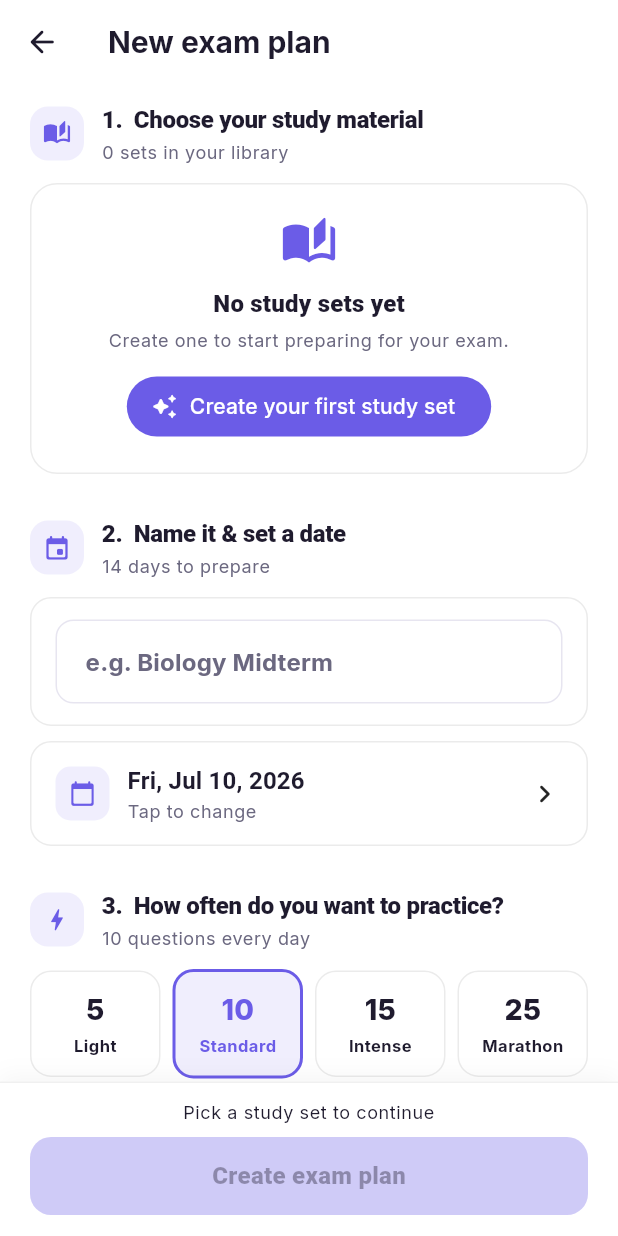
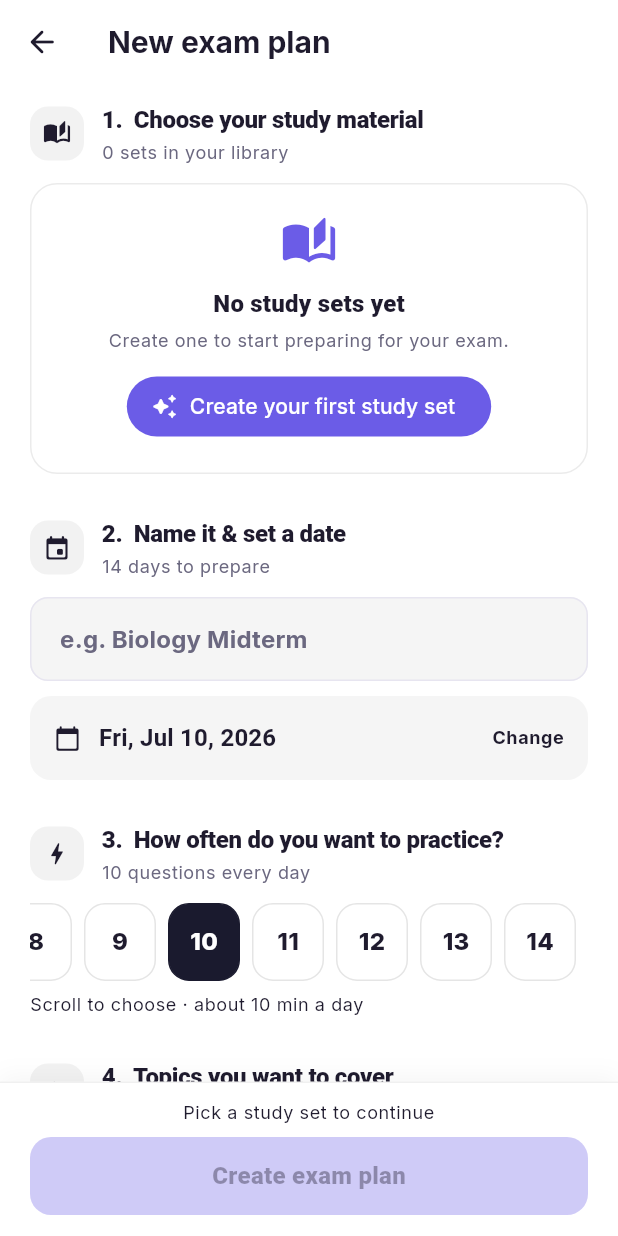
Before and after one commit to Ifthikar20/playstudy-mb-ui, a Flutter app: the CreatePlanPage screen opened by its route, on a phone screen of 412 x 824 dp. Run offline on Flutter 3.47's test engine with Material 3 defaults, Android fonts, the phone set to English and light mode, and no system bars; our stand-ins replace dio, equatable, file_picker, fl_chart, flutter_bloc, flutter_svg and 7 more; missing offline and left inert: dart:html, dart:ui_web, flame, mobile_scanner; accounts and stored records are empty; network calls fail.

Commit message:
Simplify the Create Exam Plan page
Reworked the wizard per feedback:
- Study material: a vertical, scrollable list of compact rows instead of a
  horizontal tile strip, so the whole library is easy to scan.
- Name & date: lighter inputs (soft filled fields), dropping the heavy
  bordered cards and the boxed calendar medallion — fewer nested boxes.
- How often: removed the Light/Standard/Intense/Marathon presets and the
  slider; replaced with one horizontal scrollable number picker (1–30) plus
  a plain "~N min a day" caption.
- Topics: kept, but removed the confusing per-topic number (it was the quiz
  count) — now plain selectable chips.
- Cut the purple: section icons, pills, the number picker and topic chips
  are now neutral/ink; the indigo accent is reserved for the selected set
  and the Create button.

```diff
--- a/lib/features/exam_prep/presentation/pages/create_plan_page.dart
+++ b/lib/features/exam_prep/presentation/pages/create_plan_page.dart
@@ -8,10 +8,10 @@ import '../../../learning/presentation/bloc/learning_bloc.dart';
 import '../bloc/exam_prep_bloc.dart';
 
 /// Multi-section, Airbnb-style plan creation:
-///   1. Pick a study material — visual cards (not radios)
-///   2. Name + date
-///   3. Daily practice cadence (preset chips + fine-tune slider)
-///   4. Topics to cover (chips with question counts, all selected by default)
+///   1. Pick a study material — a simple scrollable list of sets
+///   2. Name + date — light inputs, no heavy boxes
+///   3. Questions per day — one scrollable number picker (1–30)
+///   4. Topics to cover (plain chips, all selected by default)
 ///
 /// Submits via [ExamPrepBloc.CreatePlan].
 class CreatePlanPage extends StatefulWidget {
@@ -62,17 +62,17 @@ class _CreatePlanPageState extends State<CreatePlanPage> {
     return _selectedTopics ?? _material!.topics.toSet();
   }
 
-  Map<String, int> _topicCounts(LearningMaterial m) {
-    final counts = <String, int>{};
-    for (final q in m.quiz) {
-      final t = q.topic.trim().isEmpty ? 'General' : q.topic.trim();
-      counts.update(t, (v) => v + 1, ifAbsent: () => 1);
+  /// The section's topics, de-duplicated and with blanks dropped — shown as
+  /// simple selectable chips (no confusing per-topic numbers).
+  List<String> _displayTopics(LearningMaterial m) {
+    final seen = <String>{};
+    final out = <String>[];
+    for (final t in m.topics) {
+      final v = t.trim();
+      if (v.isEmpty || !seen.add(v)) continue;
+      out.add(v);
     }
-    // Make sure every topic in m.topics appears even with zero count.
-    for (final t in m.topics) {
-      counts.putIfAbsent(t.trim().isEmpty ? 'General' : t.trim(), () => 0);
-    }
-    return counts;
+    return out;
   }
 
   bool get _canSubmit =>
@@ -141,22 +141,18 @@ class _CreatePlanPageState extends State<CreatePlanPage> {
                 if (library.isEmpty)
                   _EmptyLibraryPrompt(onCreate: () => context.go('/new'))
                 else
-                  SizedBox(
-                    height: 156,
-                    child: ListView.separated(
-                      scrollDirection: Axis.horizontal,
-                      padding: const EdgeInsets.symmetric(horizontal: 2),
-                      itemCount: library.length,
-                      separatorBuilder: (_, __) => const SizedBox(width: 12),
-                      itemBuilder: (context, i) {
-                        final m = library[i];
-                        return _MaterialCard(
-                          material: m,
-                          selected: _material?.id == m.id,
-                          onTap: () => _selectMaterial(m),
-                        );
-                      },
+                  Column(
+                    crossAxisAlignment: CrossAxisAlignment.stretch,
+                    children: [
+                      for (var i = 0; i < library.length; i++) ...[
+                        if (i > 0) const SizedBox(height: 8),
+                        _MaterialRow(
+                          material: library[i],
+                          selected: _material?.id == library[i].id,
+                          onTap: () => _selectMaterial(library[i]),
                         ),
+                      ],
+                    ],
                   ),
                 const SizedBox(height: 28),
 
@@ -170,50 +166,50 @@ class _CreatePlanPageState extends State<CreatePlanPage> {
                   icon: Icons.event_rounded,
                 ),
                 const SizedBox(height: 12),
-                _InputCard(
-                  child: TextField(
+                TextField(
                   controller: _titleCtrl,
-                    decoration: const InputDecoration(
+                  decoration: InputDecoration(
                     hintText: 'e.g. Biology Midterm',
-                      border: InputBorder.none,
-                      isDense: true,
+                    filled: true,
+                    fillColor: Colors.black.withOpacity(0.04),
+                    border: OutlineInputBorder(
+                      borderRadius: BorderRadius.circular(14),
+                      borderSide: BorderSide.none,
+                    ),
+                    contentPadding: const EdgeInsets.symmetric(
+                        horizontal: 16, vertical: 16),
                   ),
                   style: theme.textTheme.titleMedium
                       ?.copyWith(fontWeight: FontWeight.w700),
                   onChanged: (_) => setState(() {}),
                 ),
+                const SizedBox(height: 10),
+                InkWell(
+                  borderRadius: BorderRadius.circular(14),
+                  onTap: _pickDate,
+                  child: Container(
+                    padding: const EdgeInsets.symmetric(
+                        horizontal: 16, vertical: 16),
+                    decoration: BoxDecoration(
+                      color: Colors.black.withOpacity(0.04),
+                      borderRadius: BorderRadius.circular(14),
                     ),
-                const SizedBox(height: 10),
-                _InputCard(
-                  onTap: _pickDate,
                     child: Row(children: [
-                    Container(
-                      width: 36,
-                      height: 36,
-                      decoration: BoxDecoration(
-                        color: theme.colorScheme.primary.withOpacity(0.10),
-                        borderRadius: BorderRadius.circular(10),
-                      ),
-                      child: Icon(Icons.calendar_today_rounded,
-                          size: 18, color: theme.colorScheme.primary),
-                    ),
+                      Icon(Icons.calendar_today_rounded,
+                          size: 18,
+                          color: theme.colorScheme.onSurfaceVariant),
                       const SizedBox(width: 12),
                       Expanded(
-                      child: Column(
-                        crossAxisAlignment: CrossAxisAlignment.start,
-                        children: [
-                          Text(DateFormat.yMMMEd().format(_examDate),
-                              style: theme.textTheme.titleMedium?.copyWith(
-                                  fontWeight: FontWeight.w700)),
-                          Text(
-                            'Tap to change',
-                            style: theme.textTheme.bodySmall,
+                        child: Text(DateFormat.yMMMEd().format(_examDate),
+                            style: theme.textTheme.titleMedium
+                                ?.copyWith(fontWeight: FontWeight.w700)),
                       ),
-                        ],
+                      Text('Change',
+                          style: theme.textTheme.bodySmall?.copyWith(
+                              fontWeight: FontWeight.w700,
+                              color: theme.colorScheme.onSurfaceVariant)),
+                    ]),
                   ),
-                    ),
-                    const Icon(Icons.chevron_right_rounded),
-                  ]),
                 ),
                 const SizedBox(height: 28),
 
@@ -226,43 +222,9 @@ class _CreatePlanPageState extends State<CreatePlanPage> {
                   icon: Icons.bolt_rounded,
                 ),
                 const SizedBox(height: 12),
-                _CadencePresets(
+                _QuestionsSelector(
                   value: _questionsPerDay,
                   onChange: (v) => setState(() => _questionsPerDay = v),
-                ),
-                const SizedBox(height: 10),
-                _InputCard(
-                  padding: const EdgeInsets.fromLTRB(16, 8, 16, 4),
-                  child: Column(
-                    crossAxisAlignment: CrossAxisAlignment.start,
-                    children: [
-                      Row(children: [
-                        Text('Fine-tune', style: theme.textTheme.bodySmall),
-                        const Spacer(),
-                        Text('$_questionsPerDay / day',
-                            style: theme.textTheme.bodySmall?.copyWith(
-                                fontWeight: FontWeight.w700,
-                                color: theme.colorScheme.primary)),
-                      ]),
-                      SliderTheme(
-                        data: SliderTheme.of(context).copyWith(
-                          trackHeight: 4,
-                          activeTrackColor: theme.colorScheme.primary,
-                          thumbColor: theme.colorScheme.primary,
-                          overlayColor:
-                              theme.colorScheme.primary.withOpacity(0.18),
-                        ),
-                        child: Slider(
-                          value: _questionsPerDay.toDouble(),
-                          min: 1,
-                          max: 30,
-                          divisions: 29,
-                          onChanged: (v) => setState(
-                              () => _questionsPerDay = v.round()),
-                        ),
-                      ),
-                    ],
-                  ),
                 ),
                 const SizedBox(height: 28),
 
@@ -297,19 +259,18 @@ class _CreatePlanPageState extends State<CreatePlanPage> {
                   Wrap(
                     spacing: 8,
                     runSpacing: 8,
-                    children: _topicCounts(_material!).entries.map((e) {
-                      final selected = _topicsResolved.contains(e.key);
+                    children: _displayTopics(_material!).map((label) {
+                      final selected = _topicsResolved.contains(label);
                       return _TopicChip(
-                        label: e.key,
-                        count: e.value,
+                        label: label,
                         selected: selected,
                         onTap: () => setState(() {
                           final current =
                               _selectedTopics ?? _material!.topics.toSet();
-                          if (current.contains(e.key)) {
-                            current.remove(e.key);
+                          if (current.contains(label)) {
+                            current.remove(label);
                           } else {
-                            current.add(e.key);
+                            current.add(label);
                           }
                           _selectedTopics = current;
                         }),
@@ -364,10 +325,10 @@ class _SectionHeader extends StatelessWidget {
         width: 36,
         height: 36,
         decoration: BoxDecoration(
-          color: theme.colorScheme.primary.withOpacity(0.10),
+          color: Colors.black.withOpacity(0.05),
           borderRadius: BorderRadius.circular(12),
         ),
-        child: Icon(icon, size: 19, color: theme.colorScheme.primary),
+        child: Icon(icon, size: 19, color: theme.colorScheme.onSurfaceVariant),
       ),
       const SizedBox(width: 12),
       Expanded(
@@ -389,11 +350,11 @@ class _SectionHeader extends StatelessWidget {
   }
 }
 
-class _MaterialCard extends StatelessWidget {
+class _MaterialRow extends StatelessWidget {
   final LearningMaterial material;
   final bool selected;
   final VoidCallback onTap;
-  const _MaterialCard({
+  const _MaterialRow({
     required this.material,
     required this.selected,
     required this.onTap,
@@ -414,197 +375,151 @@ class _MaterialCard extends StatelessWidget {
   Widget build(BuildContext context) {
     final theme = Theme.of(context);
     final primary = theme.colorScheme.primary;
+    final topics = material.topics.length;
     return Material(
       color: Colors.transparent,
       child: InkWell(
-        borderRadius: BorderRadius.circular(18),
+        borderRadius: BorderRadius.circular(14),
         onTap: onTap,
         child: AnimatedContainer(
-          duration: const Duration(milliseconds: 180),
+          duration: const Duration(milliseconds: 160),
           curve: Curves.easeOut,
-          width: 200,
-          padding: const EdgeInsets.fromLTRB(14, 14, 14, 12),
+          padding: const EdgeInsets.symmetric(horizontal: 12, vertical: 10),
           decoration: BoxDecoration(
-            color: selected ? primary.withOpacity(0.06) : Colors.white,
-            borderRadius: BorderRadius.circular(18),
+            color: selected ? primary.withOpacity(0.05) : Colors.white,
+            borderRadius: BorderRadius.circular(14),
             border: Border.all(
               color: selected ? primary : Colors.black.withOpacity(0.08),
-              width: selected ? 2 : 1,
+              width: selected ? 1.5 : 1,
             ),
-            boxShadow: selected
-                ? [
-                    BoxShadow(
-                      color: primary.withOpacity(0.20),
-                      blurRadius: 14,
-                      offset: const Offset(0, 4),
           ),
-                  ]
-                : [
-                    BoxShadow(
-                      color: Colors.black.withOpacity(0.04),
-                      blurRadius: 10,
-                      offset: const Offset(0, 3),
+          child: Row(children: [
+            Container(
+              width: 38,
+              height: 38,
+              decoration: BoxDecoration(
+                color: Colors.black.withOpacity(0.05),
+                borderRadius: BorderRadius.circular(11),
+              ),
+              child: Icon(_icon,
+                  size: 18, color: theme.colorScheme.onSurfaceVariant),
+            ),
+            const SizedBox(width: 12),
+            Expanded(
+              child: Column(
+                crossAxisAlignment: CrossAxisAlignment.start,
+                children: [
+                  Text(
+                    material.title,
+                    maxLines: 1,
+                    overflow: TextOverflow.ellipsis,
+                    style: theme.textTheme.titleSmall?.copyWith(
+                      fontWeight: FontWeight.w800,
+                      letterSpacing: -0.2,
+                    ),
+                  ),
+                  const SizedBox(height: 2),
+                  Text(
+                    '${material.quiz.length} questions · $topics topic${topics == 1 ? '' : 's'}',
+                    style: theme.textTheme.bodySmall?.copyWith(
+                        color: theme.colorScheme.onSurfaceVariant),
                   ),
                 ],
               ),
-          child: Column(
-            crossAxisAlignment: CrossAxisAlignment.start,
-            children: [
-              Row(children: [
-                Container(
-                  width: 32,
-                  height: 32,
-                  decoration: BoxDecoration(
-                    color: primary.withOpacity(0.10),
-                    borderRadius: BorderRadius.circular(10),
             ),
-                  child: Icon(_icon, size: 17, color: primary),
-                ),
-                const Spacer(),
-                AnimatedSwitcher(
-                  duration: const Duration(milliseconds: 180),
-                  child: selected
-                      ? Container(
-                          key: const ValueKey('on'),
-                          width: 24,
-                          height: 24,
-                          decoration: BoxDecoration(
-                            color: primary,
-                            shape: BoxShape.circle,
-                          ),
-                          child: const Icon(Icons.check_rounded,
-                              color: Colors.white, size: 16),
-                        )
-                      : const SizedBox(
-                          key: ValueKey('off'), width: 24, height: 24),
+            const SizedBox(width: 8),
+            Icon(
+              selected
+                  ? Icons.check_circle_rounded
+                  : Icons.radio_button_unchecked,
+              size: 22,
+              color: selected ? primary : Colors.black.withOpacity(0.25),
             ),
           ]),
-              const Spacer(),
-              Text(
-                material.title,
-                maxLines: 2,
-                overflow: TextOverflow.ellipsis,
-                style: theme.textTheme.titleSmall?.copyWith(
-                  fontWeight: FontWeight.w800,
-                  height: 1.2,
-                  letterSpacing: -0.2,
-                ),
-              ),
-              const SizedBox(height: 6),
-              Row(children: [
-                _Pill(
-                  label: '${material.quiz.length} Q',
-                  color: primary,
-                ),
-                const SizedBox(width: 6),
-                _Pill(
-                  label: '${material.topics.length} topic${material.topics.length == 1 ? '' : 's'}',
-                  color: theme.colorScheme.secondary,
-                ),
-              ]),
-            ],
-          ),
         ),
       ),
     );
   }
 }
 
-class _Pill extends StatelessWidget {
-  final String label;
-  final Color color;
-  const _Pill({required this.label, required this.color});
+/// Horizontal, scrollable number picker for "questions per day" (1–30). One
+/// dark pill marks the choice — no preset tiers, no slider, and no purple.
+class _QuestionsSelector extends StatefulWidget {
+  final int value;
+  final ValueChanged<int> onChange;
+  const _QuestionsSelector({required this.value, required this.onChange});
 
   @override
-  Widget build(BuildContext context) {
-    return Container(
-      padding: const EdgeInsets.symmetric(horizontal: 7, vertical: 3),
-      decoration: BoxDecoration(
-        color: color.withOpacity(0.10),
-        borderRadius: BorderRadius.circular(8),
-      ),
-      child: Text(
-        label,
-        style: TextStyle(
-          color: color,
-          fontSize: 11,
-          fontWeight: FontWeight.w800,
-          letterSpacing: 0.2,
-        ),
-      ),
-    );
-  }
+  State<_QuestionsSelector> createState() => _QuestionsSelectorState();
 }
 
-class _CadencePresets extends StatelessWidget {
-  final int value;
-  final ValueChanged<int> onChange;
-  const _CadencePresets({required this.value, required this.onChange});
+class _QuestionsSelectorState extends State<_QuestionsSelector> {
+  static const int _min = 1;
+  static const int _max = 30;
+  static const double _extent = 56.0; // pill width (48) + gap (8)
 
-  static const _presets = [
-    (label: 'Light', count: 5, sub: '~5 min'),
-    (label: 'Standard', count: 10, sub: '~10 min'),
-    (label: 'Intense', count: 15, sub: '~15 min'),
-    (label: 'Marathon', count: 25, sub: '~25 min'),
-  ];
+  late final ScrollController _ctrl = ScrollController(
+    initialScrollOffset: (((widget.value - _min) * _extent) - 90)
+        .clamp(0.0, (_max - _min) * _extent),
+  );
+
+  @override
+  void dispose() {
+    _ctrl.dispose();
+    super.dispose();
+  }
 
   @override
   Widget build(BuildContext context) {
     final theme = Theme.of(context);
-    final primary = theme.colorScheme.primary;
-    return Row(
+    const ink = Color(0xFF1A1A2E);
+    return Column(
+      crossAxisAlignment: CrossAxisAlignment.start,
       children: [
-        for (var i = 0; i < _presets.length; i++) ...[
-          if (i > 0) const SizedBox(width: 8),
-          Expanded(
-            child: GestureDetector(
-              onTap: () => onChange(_presets[i].count),
+        SizedBox(
+          height: 52,
+          child: ListView.separated(
+            controller: _ctrl,
+            scrollDirection: Axis.horizontal,
+            padding: const EdgeInsets.symmetric(horizontal: 2),
+            itemCount: _max - _min + 1,
+            separatorBuilder: (_, __) => const SizedBox(width: 8),
+            itemBuilder: (context, i) {
+              final n = _min + i;
+              final sel = n == widget.value;
+              return GestureDetector(
+                onTap: () => widget.onChange(n),
                 child: AnimatedContainer(
-                duration: const Duration(milliseconds: 180),
-                padding: const EdgeInsets.symmetric(vertical: 12),
+                  duration: const Duration(milliseconds: 150),
+                  width: 48,
+                  alignment: Alignment.center,
                   decoration: BoxDecoration(
-                  color: value == _presets[i].count
-                      ? primary.withOpacity(0.10)
-                      : Colors.white,
+                    color: sel ? ink : Colors.white,
                     borderRadius: BorderRadius.circular(14),
                     border: Border.all(
-                    color: value == _presets[i].count
-                        ? primary
-                        : Colors.black.withOpacity(0.08),
-                    width: value == _presets[i].count ? 2 : 1,
+                      color: sel ? ink : Colors.black.withOpacity(0.10),
                     ),
                   ),
-                child: Column(
-                  mainAxisSize: MainAxisSize.min,
-                  children: [
-                    Text(
-                      '${_presets[i].count}',
+                  child: Text(
+                    '$n',
                     style: TextStyle(
-                        color: value == _presets[i].count
-                            ? primary
-                            : theme.colorScheme.onSurface,
-                        fontSize: 19,
+                      color:
+                          sel ? Colors.white : theme.colorScheme.onSurface,
+                      fontSize: 16,
                       fontWeight: FontWeight.w800,
                     ),
                   ),
-                    const SizedBox(height: 2),
-                    Text(
-                      _presets[i].label,
-                      style: TextStyle(
-                        color: value == _presets[i].count
-                            ? primary
-                            : theme.colorScheme.onSurfaceVariant,
-                        fontSize: 11,
-                        fontWeight: FontWeight.w700,
-                        letterSpacing: 0.3,
+                ),
+              );
+            },
           ),
         ),
-                  ],
+        const SizedBox(height: 8),
+        Text(
+          'Scroll to choose · about ${widget.value} min a day',
+          style: theme.textTheme.bodySmall
+              ?.copyWith(color: theme.colorScheme.onSurfaceVariant),
         ),
-              ),
-            ),
-          ),
-        ],
       ],
     );
   }
@@ -612,12 +527,10 @@ class _CadencePresets extends StatelessWidget {
 
 class _TopicChip extends StatelessWidget {
   final String label;
-  final int count;
   final bool selected;
   final VoidCallback onTap;
   const _TopicChip({
     required this.label,
-    required this.count,
     required this.selected,
     required this.onTap,
   });
@@ -625,7 +538,7 @@ class _TopicChip extends StatelessWidget {
   @override
   Widget build(BuildContext context) {
     final theme = Theme.of(context);
-    final primary = theme.colorScheme.primary;
+    const ink = Color(0xFF1A1A2E);
     return Material(
       color: Colors.transparent,
       child: InkWell(
@@ -635,10 +548,12 @@ class _TopicChip extends StatelessWidget {
           duration: const Duration(milliseconds: 160),
           padding: const EdgeInsets.symmetric(horizontal: 12, vertical: 9),
           decoration: BoxDecoration(
-            color: selected ? primary.withOpacity(0.10) : Colors.white,
+            color: selected ? ink.withOpacity(0.06) : Colors.white,
             borderRadius: BorderRadius.circular(12),
             border: Border.all(
-              color: selected ? primary : Colors.black.withOpacity(0.10),
+              color: selected
+                  ? ink.withOpacity(0.45)
+                  : Colors.black.withOpacity(0.10),
               width: selected ? 1.5 : 1,
             ),
           ),
@@ -648,67 +563,18 @@ class _TopicChip extends StatelessWidget {
                   ? Icons.check_circle_rounded
                   : Icons.radio_button_unchecked,
               size: 16,
-              color: selected ? primary : Colors.black.withOpacity(0.35),
+              color: selected ? ink : Colors.black.withOpacity(0.35),
             ),
             const SizedBox(width: 6),
             Text(
               label,
               style: TextStyle(
-                color: selected ? primary : theme.colorScheme.onSurface,
+                color: selected ? ink : theme.colorScheme.onSurface,
                 fontWeight: FontWeight.w700,
                 fontSize: 13,
               ),
             ),
-            if (count > 0) ...[
-              const SizedBox(width: 6),
-              Container(
-                padding:
-                    const EdgeInsets.symmetric(horizontal: 6, vertical: 2),
-                decoration: BoxDecoration(
-                  color: (selected ? primary : Colors.black).withOpacity(0.08),
-                  borderRadius: BorderRadius.circular(7),
-                ),
-                child: Text(
-                  '$count',
-                  style: TextStyle(
-                    color: selected ? primary : Colors.black54,
-                    fontSize: 11,
-                    fontWeight: FontWeight.w800,
-                  ),
-                ),
-              ),
-            ],
           ]),
-        ),
-      ),
-    );
-  }
-}
-
-class _InputCard extends StatelessWidget {
-  final Widget child;
-  final VoidCallback? onTap;
-  final EdgeInsetsGeometry padding;
-  const _InputCard({
-    required this.child,
-    this.onTap,
-    this.padding = const EdgeInsets.fromLTRB(16, 14, 16, 14),
-  });
-
-  @override
-  Widget build(BuildContext context) {
-    return Material(
-      color: Colors.white,
-      borderRadius: BorderRadius.circular(14),
-      child: InkWell(
-        borderRadius: BorderRadius.circular(14),
-        onTap: onTap,
-        child: Ink(
-          decoration: BoxDecoration(
-            borderRadius: BorderRadius.circular(14),
-            border: Border.all(color: Colors.black.withOpacity(0.08)),
-          ),
-          child: Padding(padding: padding, child: child),
         ),
       ),
     );
```
Lines whose indentation alone changed are shown as unchanged.
